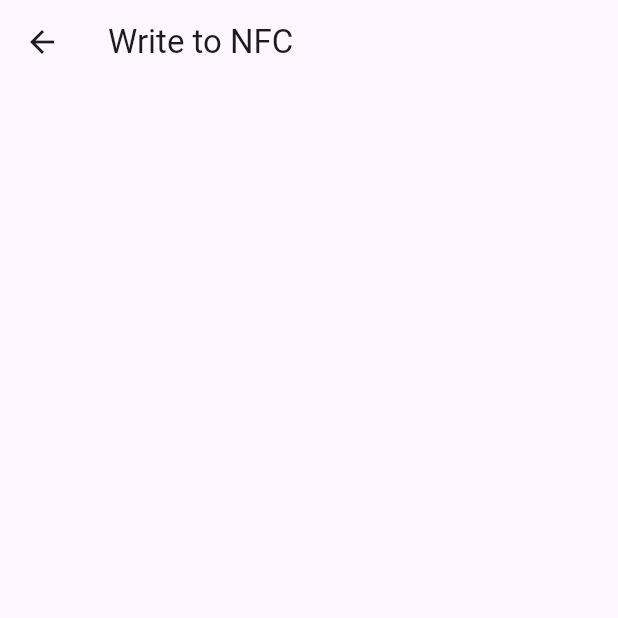
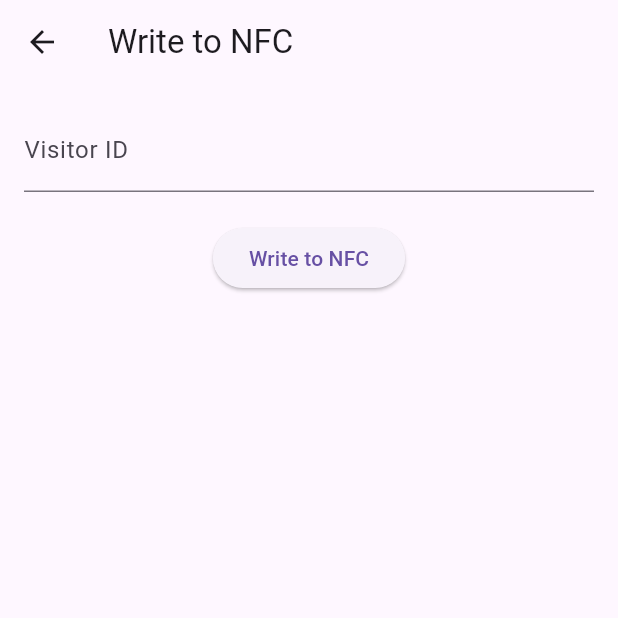
Before and after one commit to Kellytomi/HNG_CheckNGo, a Flutter app: the NFCWritePage screen opened by its route, on a phone screen of 412 x 824 dp, the top half of it. Run offline on Flutter 3.47's test engine with Material 3 defaults, Android fonts, the phone set to English and light mode, and no system bars; missing offline and left inert: nfc_manager.

Commit message:
Add NFC implementation

```diff
--- a/lib/main.dart
+++ b/lib/main.dart
@@ -1,5 +1,6 @@
 import 'package:checkngo/src/models/visitor.dart';
 import 'package:checkngo/src/services/admin_service.dart';
+import 'package:checkngo/src/services/nfc_service.dart';
 import 'package:checkngo/src/services/visitors_service.dart';
 import 'package:checkngo/src/views/create_visitor_page.dart';
 import 'package:checkngo/src/views/dashboard_page.dart';
@@ -28,6 +29,9 @@ class MainApp extends StatelessWidget {
         Provider<AdminService>(
           create: (_) => AdminService(),
         ),
+        Provider<NFCService>(
+          create: (_) => NFCService(),
+        ),
       ],
       child: MaterialApp(
         home: const LoginPage(),
--- a/lib/src/views/manage_visitors_page.dart
+++ b/lib/src/views/manage_visitors_page.dart
@@ -25,7 +25,7 @@ class ManageVisitorsPage extends StatelessWidget {
                 ),
               ConnectionState.done when snapshot.hasData =>
                 snapshot.data!.isEmpty
-                    ? Center(child: Text('No visitors yet'))
+                    ? const Center(child: Text('No visitors yet'))
                     : ListView.builder(
                         itemCount: snapshot.data!.length,
                         itemBuilder: (_, i) {
--- a/lib/src/views/nfc_write_page.dart
+++ b/lib/src/views/nfc_write_page.dart
@@ -1,16 +1,45 @@
 import 'package:flutter/material.dart';
+import 'package:provider/provider.dart';
+import 'package:checkngo/src/services/nfc_service.dart';
 
 class NFCWritePage extends StatelessWidget {
   const NFCWritePage({super.key});
 
   @override
   Widget build(BuildContext context) {
+    final nfcService = Provider.of<NFCService>(context, listen: false);
+    final visitorIdController = TextEditingController();
+
     return Scaffold(
       appBar: AppBar(
         title: const Text('Write to NFC'),
       ),
-      body: const Column(
-        children: [],
+      body: Padding(
+        padding: const EdgeInsets.all(16.0),
+        child: Column(
+          children: [
+            TextField(
+              controller: visitorIdController,
+              decoration: InputDecoration(labelText: 'Visitor ID'),
+            ),
+            const SizedBox(height: 20),
+            ElevatedButton(
+              onPressed: () async {
+                if (visitorIdController.text.isNotEmpty) {
+                  await nfcService.writeTag(visitorIdController.text);
+                  ScaffoldMessenger.of(context).showSnackBar(
+                    SnackBar(content: Text('Visitor ID written to NFC tag')),
+                  );
+                } else {
+                  ScaffoldMessenger.of(context).showSnackBar(
+                    SnackBar(content: Text('Please enter a Visitor ID')),
+                  );
+                }
+              },
+              child: const Text('Write to NFC'),
+            ),
+          ],
+        ),
       ),
     );
   }
--- a/pubspec.yaml
+++ b/pubspec.yaml
@@ -10,6 +10,7 @@ dependencies:
   flutter:
     sdk: flutter
   intl: ^0.19.0
+  nfc_manager: ^3.5.0
   provider: ^6.1.2
 
 dev_dependencies:
```
Also changed, not shown: lib/src/services/nfc_service.dart (added, +35 -0 lines), lib/src/views/nfc_read_page.dart (+30 -4 lines), pubspec.lock, 3 other files.
